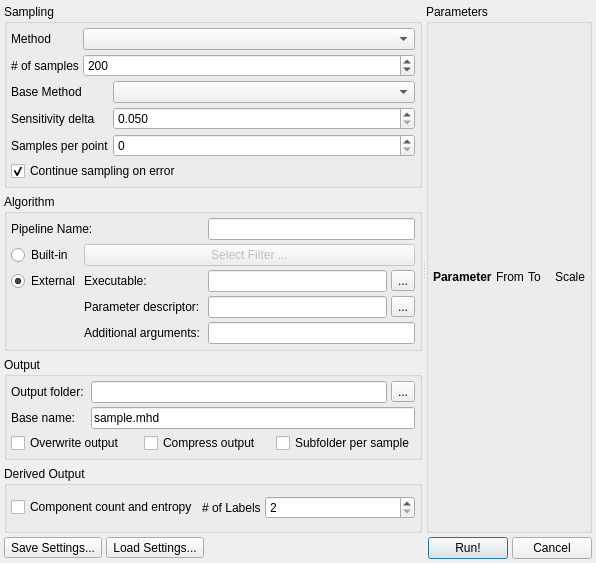
Above: modules/MetaFilters/samplingSettings.ui from 3dct/open_iA before the change. Below: the same form after it.
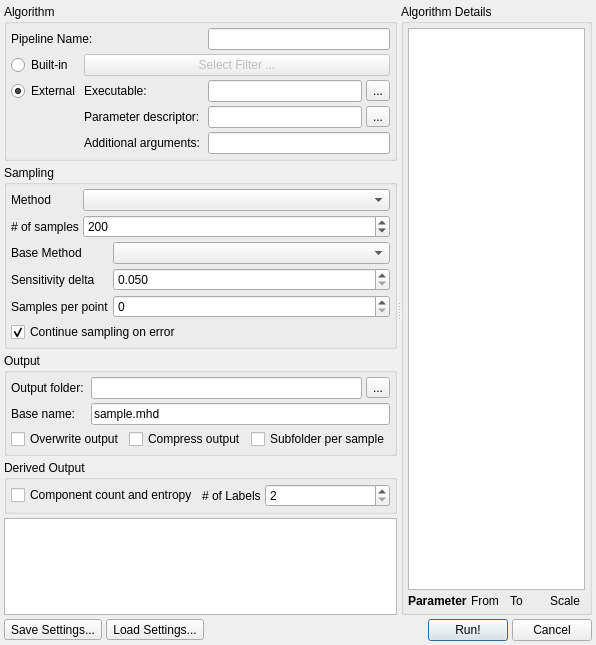
That is the form after the change. Icons and pictures are not drawn.

Commit message: MetaFilters: Add text boxes showing descriptions of sampling filter and sampled filter

Patch:
```diff
--- a/modules/MetaFilters/samplingSettings.ui
+++ b/modules/MetaFilters/samplingSettings.ui
@@ -7,7 +7,7 @@
     <x>0</x>
     <y>0</y>
     <width>596</width>
-    <height>563</height>
+    <height>645</height>
    </rect>
   </property>
   <property name="windowTitle">
@@ -60,6 +60,9 @@
         </property>
         <widget class="QWidget" name="samplingSettingsWithoutParametersWidget" native="true">
          <layout class="QVBoxLayout" name="verticalLayout">
+          <property name="spacing">
+           <number>4</number>
+          </property>
           <property name="leftMargin">
            <number>0</number>
           </property>
@@ -72,6 +75,180 @@
           <property name="bottomMargin">
            <number>0</number>
           </property>
+          <item>
+           <widget class="QGroupBox" name="gbAlgorithm">
+            <property name="title">
+             <string>Algorithm</string>
+            </property>
+            <layout class="QGridLayout" name="algorithmLayout">
+             <property name="leftMargin">
+              <number>4</number>
+             </property>
+             <property name="topMargin">
+              <number>4</number>
+             </property>
+             <property name="rightMargin">
+              <number>4</number>
+             </property>
+             <property name="bottomMargin">
+              <number>4</number>
+             </property>
+             <property name="spacing">
+              <number>4</number>
+             </property>
+             <item row="4" column="2">
+              <widget class="QLineEdit" name="leParamDescriptor">
+               <property name="toolTip">
+                <string>A descriptor of all parameters that the executable accepts. The file specified here should contain a single line per parameter, in the same format as the open_iA_cmd.exe tool prints when called with -p &quot;some filter name&quot; parameters.</string>
+               </property>
+               <property name="text">
+                <string/>
+               </property>
+              </widget>
+             </item>
+             <item row="3" column="1">
+              <widget class="QLabel" name="label">
+               <property name="text">
+                <string>Executable: </string>
+               </property>
+              </widget>
+             </item>
+             <item row="4" column="3">
+              <widget class="QToolButton" name="pbChooseParameterDescriptor">
+               <property name="text">
+                <string>...</string>
+               </property>
+              </widget>
+             </item>
+             <item row="1" column="2" colspan="2">
+              <widget class="QLineEdit" name="lePipelineName">
+               <property name="toolTip">
+                <string>The name of the sampled pipeline (mainly for future identification purposes, will be written to the overall output files)</string>
+               </property>
+               <property name="text">
+                <string/>
+               </property>
+              </widget>
+             </item>
+             <item row="5" column="1">
+              <widget class="QLabel" name="label_7">
+               <property name="text">
+                <string>Additional arguments: </string>
+               </property>
+              </widget>
+             </item>
+             <item row="4" column="1">
+              <widget class="QLabel" name="label_2">
+               <property name="text">
+                <string>Parameter descriptor: </string>
+               </property>
+              </widget>
+             </item>
+             <item row="5" column="0">
+              <spacer name="horizontalSpacer_3">
+               <property name="orientation">
+                <enum>Qt::Horizontal</enum>
+               </property>
+               <property name="sizeType">
+                <enum>QSizePolicy::Preferred</enum>
+               </property>
+               <property name="sizeHint" stdset="0">
+                <size>
+                 <width>40</width>
+                 <height>20</height>
+                </size>
+               </property>
+              </spacer>
+             </item>
+             <item row="3" column="3">
+              <widget class="QToolButton" name="pbChooseExecutable">
+               <property name="text">
+                <string>...</string>
+               </property>
+              </widget>
+             </item>
+             <item row="1" column="0" colspan="2">
+              <widget class="QLabel" name="label_14">
+               <property name="text">
+                <string>Pipeline Name: </string>
+               </property>
+              </widget>
+             </item>
+             <item row="4" column="0">
+              <spacer name="horizontalSpacer_2">
+               <property name="orientation">
+                <enum>Qt::Horizontal</enum>
+               </property>
+               <property name="sizeType">
+                <enum>QSizePolicy::Preferred</enum>
+               </property>
+               <property name="sizeHint" stdset="0">
+                <size>
+                 <width>40</width>
+                 <height>20</height>
+                </size>
+               </property>
+              </spacer>
+             </item>
+             <item row="2" column="0">
+              <widget class="QRadioButton" name="rbBuiltIn">
+               <property name="enabled">
+                <bool>true</bool>
+               </property>
+               <property name="text">
+                <string>Built-in</string>
+               </property>
+              </widget>
+             </item>
+             <item row="3" column="0">
+              <widget class="QRadioButton" name="rbExternal">
+               <property name="text">
+                <string>External</string>
+               </property>
+               <property name="checked">
+                <bool>true</bool>
+               </property>
+              </widget>
+             </item>
+             <item row="5" column="2" colspan="2">
+              <widget class="QLineEdit" name="leAdditionalArguments">
+               <property name="acceptDrops">
+                <bool>true</bool>
+               </property>
+               <property name="toolTip">
+                <string>Any additional arguments the given executable requires</string>
+               </property>
+               <property name="text">
+                <string/>
+               </property>
+              </widget>
+             </item>
+             <item row="3" column="2">
+              <widget class="QLineEdit" name="leExecutable">
+               <property name="toolTip">
+                <string>The external executable that is called once per parameter set</string>
+               </property>
+               <property name="text">
+                <string/>
+               </property>
+              </widget>
+             </item>
+             <item row="2" column="1" colspan="3">
+              <widget class="QPushButton" name="pbFilterSelect">
+               <property name="enabled">
+                <bool>false</bool>
+               </property>
+               <property name="toolTip">
+                <string>The built-in filter for which the parameter space should be sampled</string>
+               </property>
+               <property name="text">
+                <string>Select Filter ...</string>
+               </property>
+              </widget>
+             </item>
+            </layout>
+           </widget>
+          </item>
           <item>
            <widget class="QGroupBox" name="gbSampling">
             <property name="title">
@@ -284,180 +461,6 @@
             </layout>
            </widget>
           </item>
-          <item>
-           <widget class="QGroupBox" name="gbAlgorithm">
-            <property name="title">
-             <string>Algorithm</string>
-            </property>
-            <layout class="QGridLayout" name="algorithmLayout">
-             <property name="leftMargin">
-              <number>4</number>
-             </property>
-             <property name="topMargin">
-              <number>4</number>
-             </property>
-             <property name="rightMargin">
-              <number>4</number>
-             </property>
-             <property name="bottomMargin">
-              <number>4</number>
-             </property>
-             <property name="spacing">
-              <number>4</number>
-             </property>
-             <item row="4" column="1">
-              <widget class="QLabel" name="label_7">
-               <property name="text">
-                <string>Additional arguments: </string>
-               </property>
-              </widget>
-             </item>
-             <item row="0" column="0" colspan="2">
-              <widget class="QLabel" name="label_14">
-               <property name="text">
-                <string>Pipeline Name: </string>
-               </property>
-              </widget>
-             </item>
-             <item row="4" column="0">
-              <spacer name="horizontalSpacer_3">
-               <property name="orientation">
-                <enum>Qt::Horizontal</enum>
-               </property>
-               <property name="sizeType">
-                <enum>QSizePolicy::Preferred</enum>
-               </property>
-               <property name="sizeHint" stdset="0">
-                <size>
-                 <width>40</width>
-                 <height>20</height>
-                </size>
-               </property>
-              </spacer>
-             </item>
-             <item row="2" column="1">
-              <widget class="QLabel" name="label">
-               <property name="text">
-                <string>Executable: </string>
-               </property>
-              </widget>
-             </item>
-             <item row="2" column="3">
-              <widget class="QToolButton" name="pbChooseExecutable">
-               <property name="text">
-                <string>...</string>
-               </property>
-              </widget>
-             </item>
-             <item row="4" column="2" colspan="2">
-              <widget class="QLineEdit" name="leAdditionalArguments">
-               <property name="acceptDrops">
-                <bool>true</bool>
-               </property>
-               <property name="toolTip">
-                <string>Any additional arguments the given executable requires</string>
-               </property>
-               <property name="text">
-                <string/>
-               </property>
-              </widget>
-             </item>
-             <item row="2" column="2">
-              <widget class="QLineEdit" name="leExecutable">
-               <property name="toolTip">
-                <string>The external executable that is called once per parameter set</string>
-               </property>
-               <property name="text">
-                <string/>
-               </property>
-              </widget>
-             </item>
-             <item row="0" column="2" colspan="2">
-              <widget class="QLineEdit" name="lePipelineName">
-               <property name="toolTip">
-                <string>The name of the sampled pipeline (mainly for future identification purposes, will be written to the overall output files)</string>
-               </property>
-               <property name="text">
-                <string/>
-               </property>
-              </widget>
-             </item>
-             <item row="1" column="0">
-              <widget class="QRadioButton" name="rbBuiltIn">
-               <property name="enabled">
-                <bool>true</bool>
-               </property>
-               <property name="text">
-                <string>Built-in</string>
-               </property>
-              </widget>
-             </item>
-             <item row="3" column="3">
-              <widget class="QToolButton" name="pbChooseParameterDescriptor">
-               <property name="text">
-                <string>...</string>
-               </property>
-              </widget>
-             </item>
-             <item row="1" column="1" colspan="3">
-              <widget class="QPushButton" name="pbFilterSelect">
-               <property name="enabled">
-                <bool>false</bool>
-               </property>
-               <property name="toolTip">
-                <string>The built-in filter for which the parameter space should be sampled</string>
-               </property>
-               <property name="text">
-                <string>Select Filter ...</string>
-               </property>
-              </widget>
-             </item>
-             <item row="3" column="1">
-              <widget class="QLabel" name="label_2">
-               <property name="text">
-                <string>Parameter descriptor: </string>
-               </property>
-              </widget>
-             </item>
-             <item row="2" column="0">
-              <widget class="QRadioButton" name="rbExternal">
-               <property name="text">
-                <string>External</string>
-               </property>
-               <property name="checked">
-                <bool>true</bool>
-               </property>
-              </widget>
-             </item>
-             <item row="3" column="2">
-              <widget class="QLineEdit" name="leParamDescriptor">
-               <property name="toolTip">
-                <string>A descriptor of all parameters that the executable accepts. The file specified here should contain a single line per parameter, in the same format as the open_iA_cmd.exe tool prints when called with -p &quot;some filter name&quot; parameters.</string>
-               </property>
-               <property name="text">
-                <string/>
-               </property>
-              </widget>
-             </item>
-             <item row="3" column="0">
-              <spacer name="horizontalSpacer_2">
-               <property name="orientation">
-                <enum>Qt::Horizontal</enum>
-               </property>
-               <property name="sizeType">
-                <enum>QSizePolicy::Preferred</enum>
-               </property>
-               <property name="sizeHint" stdset="0">
-                <size>
-                 <width>40</width>
-                 <height>20</height>
-                </size>
-               </property>
-              </spacer>
-             </item>
-            </layout>
-           </widget>
-          </item>
           <item>
            <widget class="QGroupBox" name="gbOutput">
             <property name="title">
@@ -588,19 +591,6 @@
               <number>4</number>
              </property>
              <item row="0" column="1">
-              <widget class="QLabel" name="lbNumberOfLabels">
-               <property name="sizePolicy">
-                <sizepolicy hsizetype="Fixed" vsizetype="Preferred">
-                 <horstretch>0</horstretch>
-                 <verstretch>0</verstretch>
-                </sizepolicy>
-               </property>
-               <property name="text">
-                <string># of Labels</string>
-               </property>
-              </widget>
-             </item>
-             <item row="0" column="0">
               <widget class="QCheckBox" name="cbCalcChar">
                <property name="toolTip">
                 <string>In case your sampling produces a segmented image, and you want to compute the number of components that were segmented as well as an entropy image, then check this box</string>
@@ -611,6 +601,19 @@
               </widget>
              </item>
              <item row="0" column="2">
+              <widget class="QLabel" name="lbNumberOfLabels">
+               <property name="sizePolicy">
+                <sizepolicy hsizetype="Fixed" vsizetype="Preferred">
+                 <horstretch>0</horstretch>
+                 <verstretch>0</verstretch>
+                </sizepolicy>
+               </property>
+               <property name="text">
+                <string># of Labels</string>
+               </property>
+              </widget>
+             </item>
+             <item row="0" column="3">
               <widget class="QSpinBox" name="sbLabelCount">
                <property name="toolTip">
                 <string>Only relevant if the output is a segmentated image and the derived output is computed; then this needs to represent the number of labels present in the output</string>
@@ -626,11 +629,14 @@
             </layout>
            </widget>
           </item>
+          <item>
+           <widget class="QTextBrowser" name="textSamplingDescription"/>
+          </item>
          </layout>
         </widget>
         <widget class="QGroupBox" name="parameterGroupBox">
          <property name="title">
-          <string>Parameters</string>
+          <string>Algorithm Details</string>
          </property>
          <layout class="QGridLayout" name="parameterLayout">
           <property name="leftMargin">
@@ -648,7 +654,7 @@
           <property name="spacing">
            <number>4</number>
           </property>
-          <item row="0" column="0">
+          <item row="1" column="0">
            <widget class="QLabel" name="lbParameterName">
             <property name="text">
              <string>&lt;html&gt;&lt;head/&gt;&lt;body&gt;&lt;p&gt;&lt;span style=&quot; font-weight:600;&quot;&gt;Parameter&lt;/span&gt;&lt;/p&gt;&lt;/body&gt;&lt;/html&gt;</string>
@@ -658,27 +664,30 @@
             </property>
            </widget>
           </item>
-          <item row="0" column="2">
-           <widget class="QLabel" name="lbParameterTo">
-            <property name="text">
-             <string>To</string>
-            </property>
-           </widget>
-          </item>
-          <item row="0" column="1">
+          <item row="1" column="1">
            <widget class="QLabel" name="lbParameterFrom">
             <property name="text">
              <string>From</string>
             </property>
            </widget>
           </item>
-          <item row="0" column="3">
+          <item row="1" column="2">
+           <widget class="QLabel" name="lbParameterTo">
+            <property name="text">
+             <string>To</string>
+            </property>
+           </widget>
+          </item>
+          <item row="1" column="3">
            <widget class="QLabel" name="lbParameterScale">
             <property name="text">
              <string>Scale</string>
             </property>
            </widget>
           </item>
+          <item row="0" column="0" colspan="4">
+           <widget class="QTextBrowser" name="textAlgorithmDescription"/>
+          </item>
          </layout>
         </widget>
        </widget>
```
The commit also changes 7 other files.
